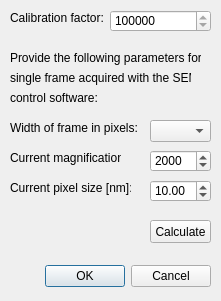
This is gui/mag_calibration_dlg.ui in SBEMimage/SBEMimage as Qt 5 draws it before an edit. The edited form follows.
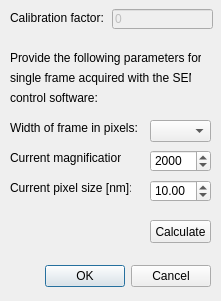
This is the edited form.

Commit message: Remove input restrictions in two dialogs

The edit to the form file:
```diff
--- a/gui/mag_calibration_dlg.ui
+++ b/gui/mag_calibration_dlg.ui
@@ -128,25 +128,6 @@
     <string>Calibration factor:</string>
    </property>
   </widget>
-  <widget class="QSpinBox" name="spinBox_calibrationFactor">
-   <property name="geometry">
-    <rect>
-     <x>110</x>
-     <y>10</y>
-     <width>101</width>
-     <height>22</height>
-    </rect>
-   </property>
-   <property name="minimum">
-    <number>9999999</number>
-   </property>
-   <property name="maximum">
-    <number>999999999</number>
-   </property>
-   <property name="singleStep">
-    <number>100000</number>
-   </property>
-  </widget>
   <widget class="QSpinBox" name="spinBox_mag">
    <property name="geometry">
     <rect>
@@ -218,6 +199,22 @@
     </rect>
    </property>
   </widget>
+  <widget class="QLineEdit" name="lineEdit_calibrationFactor">
+   <property name="enabled">
+    <bool>false</bool>
+   </property>
+   <property name="geometry">
+    <rect>
+     <x>112</x>
+     <y>9</y>
+     <width>101</width>
+     <height>20</height>
+    </rect>
+   </property>
+   <property name="text">
+    <string>0</string>
+   </property>
+  </widget>
  </widget>
  <tabstops>
   <tabstop>spinBox_calibrationFactor</tabstop>
```
Left out of the diff: 1 changed line with no effect on the pictures. The commit also changes 2 other files.
